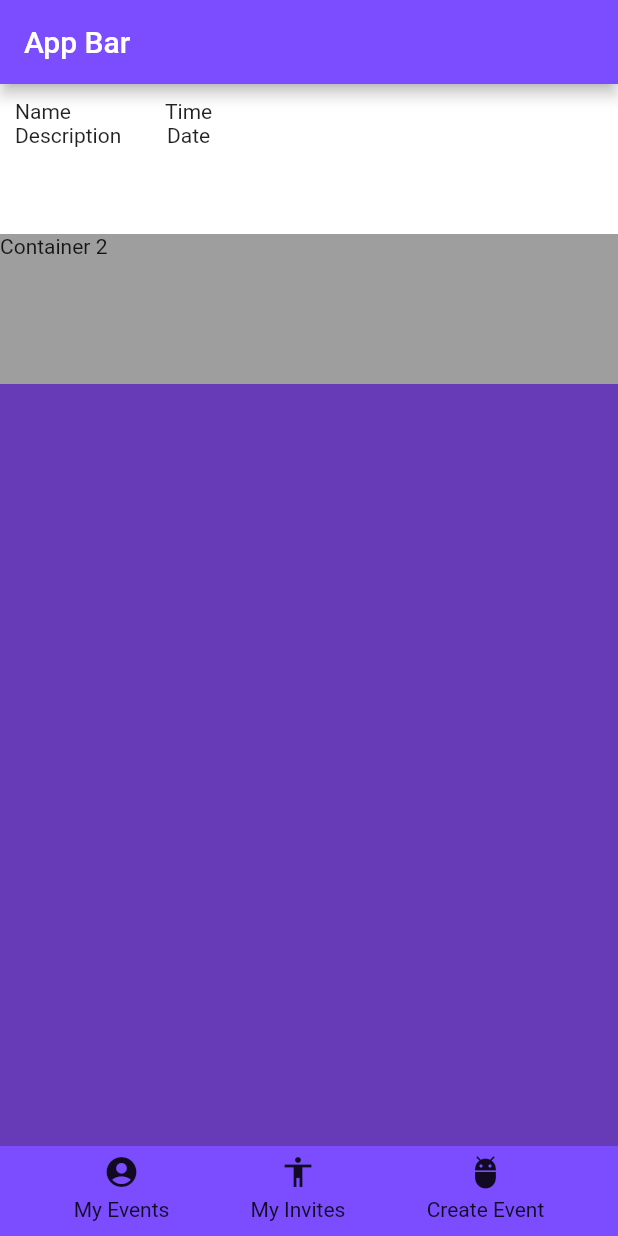
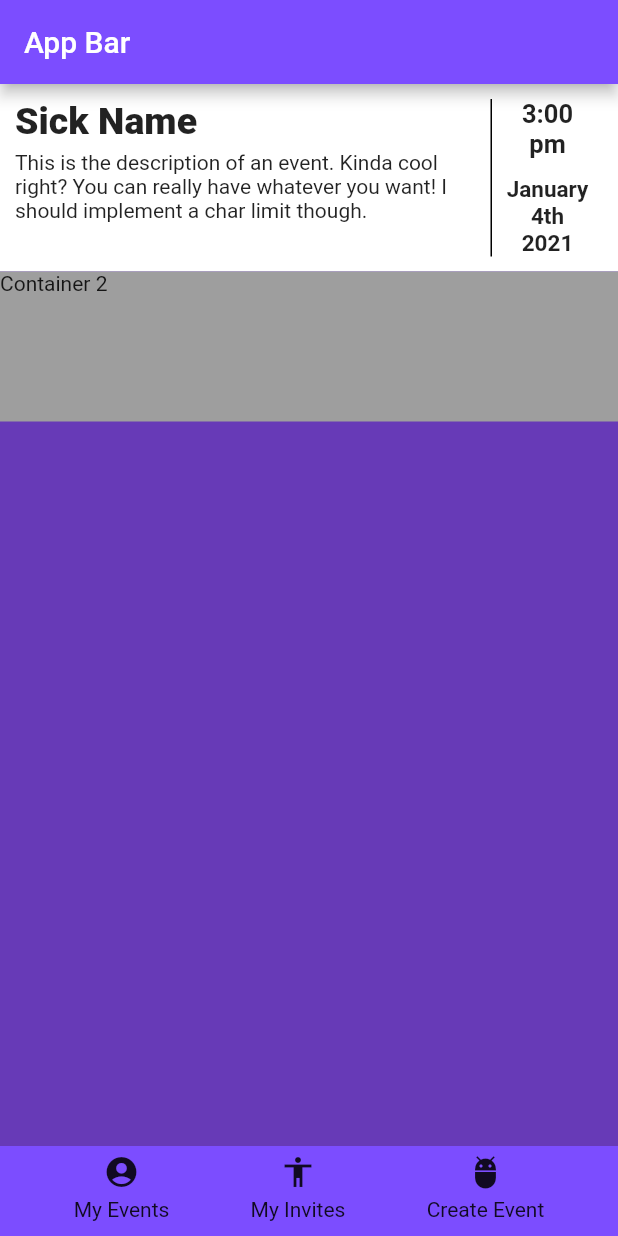
Before and after one commit to Jakal-lantern/2021Capstone, a Flutter app: the screen it shows after launch, on a phone screen of 412 x 824 dp. Run offline on Flutter 3.47's test engine with Material 2 defaults, Android fonts, the phone set to English and light mode, and no system bars.

Commit message:
Created event template

```diff
--- a/lib/main.dart
+++ b/lib/main.dart
@@ -15,14 +15,100 @@ class MyApp extends StatelessWidget {
           backgroundColor: Colors.deepPurpleAccent,
         ),
         body: SafeArea(
-          child: Column(    // TODO: Create event container template
+          child: Column(
             verticalDirection: VerticalDirection.down,    // Default
             crossAxisAlignment: CrossAxisAlignment.stretch,   // Stretch children across screen width
             children: <Widget>[
+              // First version of container template
               Container(
                 padding: EdgeInsets.all(10.0),
-                height: 100.0,
+                height: 125.0,
                 color: Colors.white,
+                child: Row(
+                  children: [
+                    // NAME AND DESCRIPTION
+                    Flexible(
+                      child: FractionallySizedBox(
+                        widthFactor: 1,   // This seems to be working
+                        child: Column(
+                          crossAxisAlignment: CrossAxisAlignment.stretch,
+                          children: [
+                            Container(
+                              margin: EdgeInsets.fromLTRB(0, 0, 0, 5),
+                                child: Text("Sick Name",
+                                  style: TextStyle(
+                                      fontSize: 25,
+                                      fontWeight: FontWeight.w800
+                                  )
+                                )
+                            ),
+                            Text("This is the description of an event. Kinda cool right? You can really have whatever you want! I should implement a char limit though.")
+                          ],
+                        )
+                      ),
+                    ),
+                    // TIME AND DATE
+                    Container(
+                      decoration: BoxDecoration(
+                        border: Border(
+                          left: BorderSide(
+                            width: 1.0,
+                          )
+                        )
+                      ),
+                      width: 75.0,    // TEMP: I want as little hard-coded values as possible
+                      margin: EdgeInsets.fromLTRB(5, 0, 0, 0),
+                      child: Column(
+                        crossAxisAlignment: CrossAxisAlignment.center,
+                        mainAxisAlignment: MainAxisAlignment.spaceBetween,
+                        children: [
+                          Column(   // Probably a better way to write this
+                            children: [
+                              Text('3:00',
+                                style: TextStyle(
+                                  fontSize: 17,
+                                  fontWeight: FontWeight.bold
+                                )
+                              ),
+                              Text('pm',
+                                style: TextStyle(
+                                  fontSize: 17,
+                                  fontWeight: FontWeight.bold
+                                )
+                              )
+                            ],
+                          ),
+                          Column(
+                            children: [
+                              Text('January',
+                                  style: TextStyle(
+                                      fontSize: 15,
+                                      fontWeight: FontWeight.bold
+                                  )
+                              ),
+                              Text('4th',
+                                  style: TextStyle(
+                                      fontSize: 15,
+                                      fontWeight: FontWeight.bold
+                                  )
+                              ),
+                              Text('2021',
+                                  style: TextStyle(
+                                      fontSize: 15,
+                                      fontWeight: FontWeight.bold
+                                  )
+                              )
+                            ],
+                          )
+                        ],
+                      ),
+                    )
+                  ],
+                )
+
+
+
+                /*
                 child: Row(
                   children: [
                     Column(
@@ -43,6 +129,7 @@ class MyApp extends StatelessWidget {
                     )
                   ],
                 ),
+                */
               ),
               Container(
                 height: 100.0,
@@ -113,7 +200,7 @@ class MyApp extends StatelessWidget {
               )
             ],
           ),
-          elevation: 0,   // Do I need this?
+          elevation: 0,
         )
       )
     );
```
